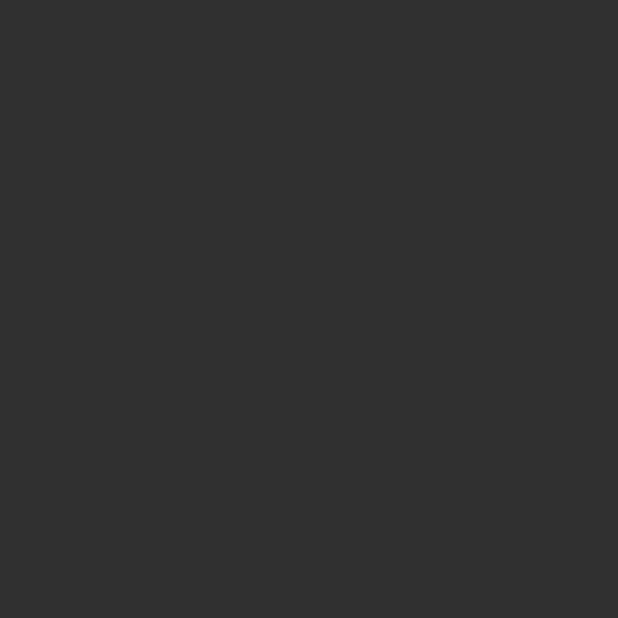
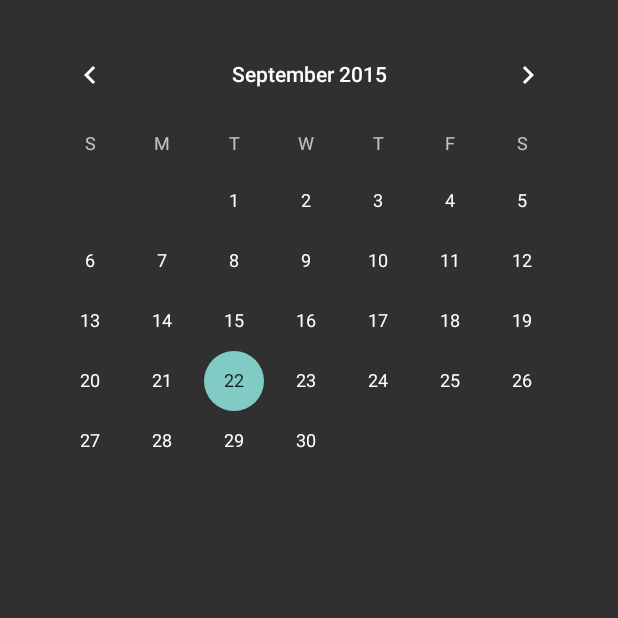
Before and after one commit to Pop-Circle/Personal-Assistant, an Android app: the screen it shows after launch (Calendar), on a phone screen of 412 x 824 dp, the top half of it. Before the commit the part shown is empty. Run offline under Robolectric (Android 15) with nearby library versions, the phone set to English and light mode, and no system bars.

Commit message:
Added calander look-Jackie

```diff
--- a/PersonalAssistant/app/src/main/java/pop_circle/personalassistant/Calendar.java
+++ b/PersonalAssistant/app/src/main/java/pop_circle/personalassistant/Calendar.java
@@ -10,7 +10,7 @@ public class Calendar extends AppCompatActivity {
     @Override
     protected void onCreate(Bundle savedInstanceState) {
         super.onCreate(savedInstanceState);
-        setContentView(R.layout.activity_calendar);
+        setContentView(R.layout.activity_calendar); //Change this to the activity of the home page launcher
     }
 
     @Override
--- a/PersonalAssistant/app/src/main/res/layout/activity_calendar.xml
+++ b/PersonalAssistant/app/src/main/res/layout/activity_calendar.xml
@@ -6,4 +6,17 @@
     android:paddingBottom="@dimen/activity_vertical_margin" tools:context=".Calendar">
 
 
+    <RelativeLayout
+        android:layout_width="match_parent"
+        android:layout_height="307dp">
+        <CalendarView
+            android:id="@+id/calendarView1"
+            android:layout_width="match_parent"
+            android:layout_height="match_parent"
+            android:adjustViewBounds="true"
+            android:clickable="true" />
+
+
+
+    </RelativeLayout>
 </LinearLayout>
```
Also changed, not shown: 1 other file.
